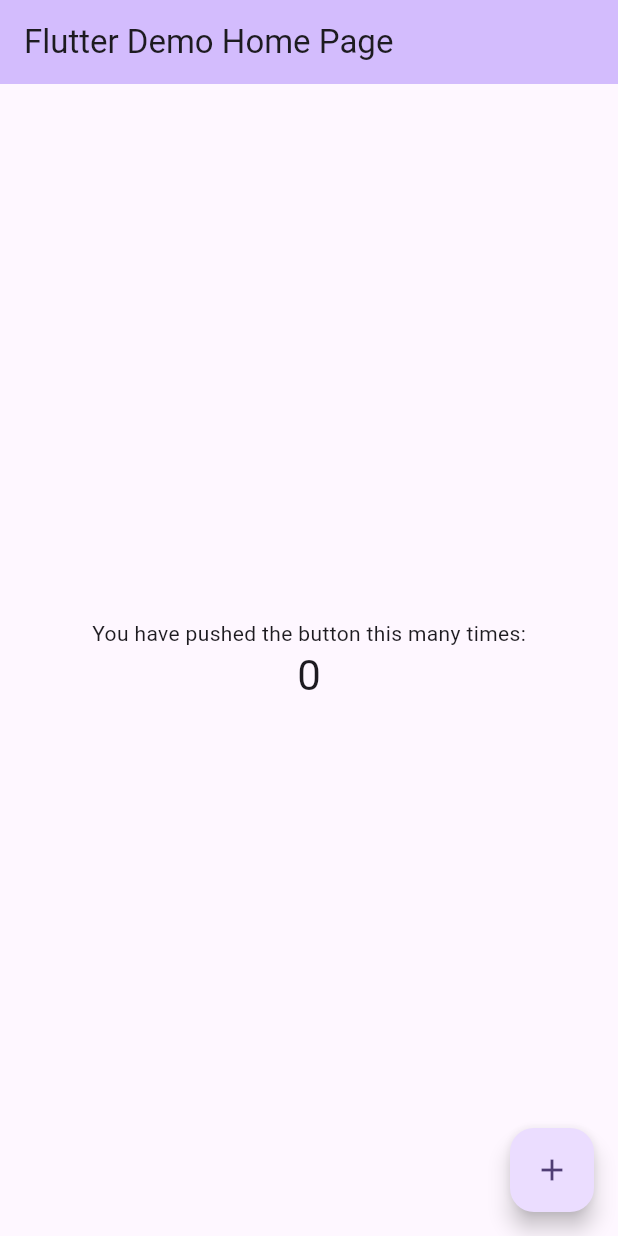
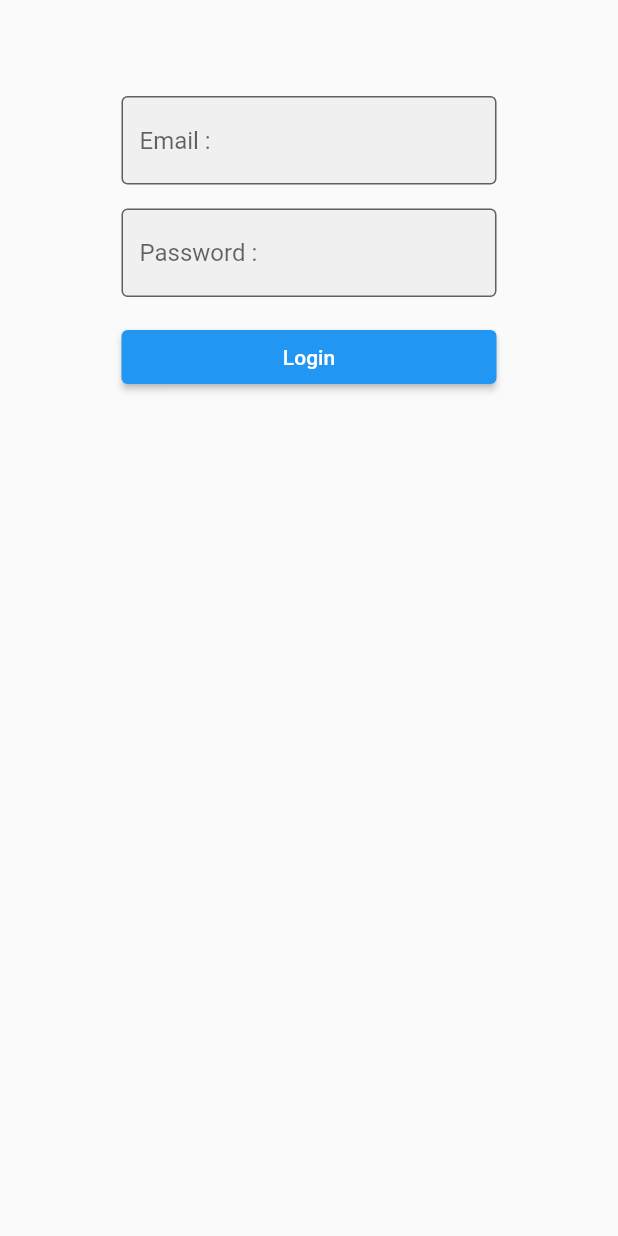
Before and after one commit to masterUNG/MaiCheckIn, a Flutter app: the screen it shows after launch, on a phone screen of 412 x 824 dp. Run offline on Flutter 3.47's test engine with Material 2 defaults, Android fonts, the phone set to English and light mode, and no system bars; our stand-ins replace get.

Commit message:
finish 22may

```diff
--- a/lib/main.dart
+++ b/lib/main.dart
@@ -1,125 +1,18 @@
 import 'package:flutter/material.dart';
+import 'package:get/get.dart';
+import 'package:maicheckin/states/authen.dart';
 
 void main() {
-  runApp(const MyApp());
+  runApp(MyApp());
 }
 
 class MyApp extends StatelessWidget {
   const MyApp({super.key});
 
-  // This widget is the root of your application.
   @override
   Widget build(BuildContext context) {
-    return MaterialApp(
-      title: 'Flutter Demo',
-      theme: ThemeData(
-        // This is the theme of your application.
-        //
-        // TRY THIS: Try running your application with "flutter run". You'll see
-        // the application has a blue toolbar. Then, without quitting the app,
-        // try changing the seedColor in the colorScheme below to Colors.green
-        // and then invoke "hot reload" (save your changes or press the "hot
-        // reload" button in a Flutter-supported IDE, or press "r" if you used
-        // the command line to start the app).
-        //
-        // Notice that the counter didn't reset back to zero; the application
-        // state is not lost during the reload. To reset the state, use hot
-        // restart instead.
-        //
-        // This works for code too, not just values: Most code changes can be
-        // tested with just a hot reload.
-        colorScheme: ColorScheme.fromSeed(seedColor: Colors.deepPurple),
-        useMaterial3: true,
-      ),
-      home: const MyHomePage(title: 'Flutter Demo Home Page'),
+    return GetMaterialApp(
+      home: Authen(),
     );
   }
 }
-
-class MyHomePage extends StatefulWidget {
-  const MyHomePage({super.key, required this.title});
-
-  // This widget is the home page of your application. It is stateful, meaning
-  // that it has a State object (defined below) that contains fields that affect
-  // how it looks.
-
-  // This class is the configuration for the state. It holds the values (in this
-  // case the title) provided by the parent (in this case the App widget) and
-  // used by the build method of the State. Fields in a Widget subclass are
-  // always marked "final".
-
-  final String title;
-
-  @override
-  State<MyHomePage> createState() => _MyHomePageState();
-}
-
-class _MyHomePageState extends State<MyHomePage> {
-  int _counter = 0;
-
-  void _incrementCounter() {
-    setState(() {
-      // This call to setState tells the Flutter framework that something has
-      // changed in this State, which causes it to rerun the build method below
-      // so that the display can reflect the updated values. If we changed
-      // _counter without calling setState(), then the build method would not be
-      // called again, and so nothing would appear to happen.
-      _counter++;
-    });
-  }
-
-  @override
-  Widget build(BuildContext context) {
-    // This method is rerun every time setState is called, for instance as done
-    // by the _incrementCounter method above.
-    //
-    // The Flutter framework has been optimized to make rerunning build methods
-    // fast, so that you can just rebuild anything that needs updating rather
-    // than having to individually change instances of widgets.
-    return Scaffold(
-      appBar: AppBar(
-        // TRY THIS: Try changing the color here to a specific color (to
-        // Colors.amber, perhaps?) and trigger a hot reload to see the AppBar
-        // change color while the other colors stay the same.
-        backgroundColor: Theme.of(context).colorScheme.inversePrimary,
-        // Here we take the value from the MyHomePage object that was created by
-        // the App.build method, and use it to set our appbar title.
-        title: Text(widget.title),
-      ),
-      body: Center(
-        // Center is a layout widget. It takes a single child and positions it
-        // in the middle of the parent.
-        child: Column(
-          // Column is also a layout widget. It takes a list of children and
-          // arranges them vertically. By default, it sizes itself to fit its
-          // children horizontally, and tries to be as tall as its parent.
-          //
-          // Column has various properties to control how it sizes itself and
-          // how it positions its children. Here we use mainAxisAlignment to
-          // center the children vertically; the main axis here is the vertical
-          // axis because Columns are vertical (the cross axis would be
-          // horizontal).
-          //
-          // TRY THIS: Invoke "debug painting" (choose the "Toggle Debug Paint"
-          // action in the IDE, or press "p" in the console), to see the
-          // wireframe for each widget.
-          mainAxisAlignment: MainAxisAlignment.center,
-          children: <Widget>[
-            const Text(
-              'You have pushed the button this many times:',
-            ),
-            Text(
-              '$_counter',
-              style: Theme.of(context).textTheme.headlineMedium,
-            ),
-          ],
-        ),
-      ),
-      floatingActionButton: FloatingActionButton(
-        onPressed: _incrementCounter,
-        tooltip: 'Increment',
-        child: const Icon(Icons.add),
-      ), // This trailing comma makes auto-formatting nicer for build methods.
-    );
-  }
-}
--- /dev/null
+++ b/lib/states/authen.dart
@@ -0,0 +1,66 @@
+import 'package:flutter/material.dart';
+import 'package:maicheckin/utility/app_snackbar.dart';
+import 'package:maicheckin/widgets/widget_button.dart';
+import 'package:maicheckin/widgets/widget_form.dart';
+
+class Authen extends StatefulWidget {
+  const Authen({super.key});
+
+  @override
+  State<Authen> createState() => _AuthenState();
+}
+
+class _AuthenState extends State<Authen> {
+  TextEditingController emailController = TextEditingController();
+  TextEditingController passwordController = TextEditingController();
+
+  @override
+  Widget build(BuildContext context) {
+    return Scaffold(
+      body: ListView(
+        children: [
+          Row(
+            mainAxisAlignment: MainAxisAlignment.center,
+            children: [
+              WidgetForm(
+                marginTop: 64,
+                hint: 'Email :',
+                textEditingController: emailController,
+              ),
+            ],
+          ),
+          Row(
+            mainAxisAlignment: MainAxisAlignment.center,
+            children: [
+              WidgetForm(
+                hint: 'Password :',
+                textEditingController: passwordController,
+              ),
+            ],
+          ),
+          Row(
+            mainAxisAlignment: MainAxisAlignment.center,
+            children: [
+              Container(
+                margin: const EdgeInsets.only(top: 16),
+                width: 250,
+                child: WidgetButton(
+                  label: 'Login',
+                  pressFunc: () {
+                    if ((emailController.text.isEmpty) ||
+                        (passwordController.text.isEmpty)) {
+                      AppSnackBar(
+                              title: 'Have Space',
+                              message: 'Please Fill EveryBlank')
+                          .errorSnackBar();
+                    } else {}
+                  },
+                ),
+              ),
+            ],
+          )
+        ],
+      ),
+    );
+  }
+}
--- /dev/null
+++ b/lib/utility/app_snackbar.dart
@@ -0,0 +1,21 @@
+// ignore_for_file: public_member_api_docs, sort_constructors_first
+import 'package:flutter/material.dart';
+import 'package:get/get.dart';
+
+class AppSnackBar {
+  final String title;
+  final String message;
+  AppSnackBar({
+    required this.title,
+    required this.message,
+  });
+
+  void errorSnackBar() {
+    Get.snackbar(title, message,
+        backgroundColor: Colors.red, colorText: Colors.white);
+  }
+
+  void normalSnackBar() {
+    Get.snackbar(title, message);
+  }
+}
--- /dev/null
+++ b/lib/widgets/widget_button.dart
@@ -0,0 +1,18 @@
+// ignore_for_file: public_member_api_docs, sort_constructors_first
+import 'package:flutter/material.dart';
+
+class WidgetButton extends StatelessWidget {
+  const WidgetButton({
+    Key? key,
+    required this.label,
+    required this.pressFunc,
+  }) : super(key: key);
+
+  final String label;
+  final Function() pressFunc;
+
+  @override
+  Widget build(BuildContext context) {
+    return ElevatedButton(onPressed: pressFunc, child: Text(label));
+  }
+}
--- /dev/null
+++ b/lib/widgets/widget_form.dart
@@ -0,0 +1,31 @@
+// ignore_for_file: public_member_api_docs, sort_constructors_first
+import 'package:flutter/material.dart';
+
+class WidgetForm extends StatelessWidget {
+  const WidgetForm({
+    Key? key,
+    this.marginTop,
+    this.hint,
+    this.textEditingController,
+  }) : super(key: key);
+
+  final double? marginTop;
+  final String? hint;
+  final TextEditingController? textEditingController;
+
+  @override
+  Widget build(BuildContext context) {
+    return Container(
+      margin: EdgeInsets.only(top: marginTop ?? 16),
+      width: 250,
+      child: TextFormField(
+        controller: textEditingController,
+        decoration: InputDecoration(
+          hintText: hint,
+          filled: true,
+          border: OutlineInputBorder(),
+        ),
+      ),
+    );
+  }
+}
--- a/pubspec.yaml
+++ b/pubspec.yaml
@@ -35,6 +35,7 @@ dependencies:
   # The following adds the Cupertino Icons font to your application.
   # Use with the CupertinoIcons class for iOS style icons.
   cupertino_icons: ^1.0.2
+  get: ^4.6.5
 
 dev_dependencies:
   flutter_test:
```
Also changed, not shown: lib/states/check_in_map.dart (added, +10 -0 lines), lib/states/list_checkin.dart (added, +10 -0 lines), lib/states/qr_code_reader.dart (added, +10 -0 lines), lib/states/to_do_list.dart (added, +10 -0 lines), lib/widgets/widget_map.dart (added, +10 -0 lines), lib/widgets/widget_text.dart (added, +10 -0 lines), lib/utility/app_constant.dart (added), lib/utility/app_controller.dart (added), lib/utility/app_dialog.dart (added), pubspec.lock, 3 other files.
